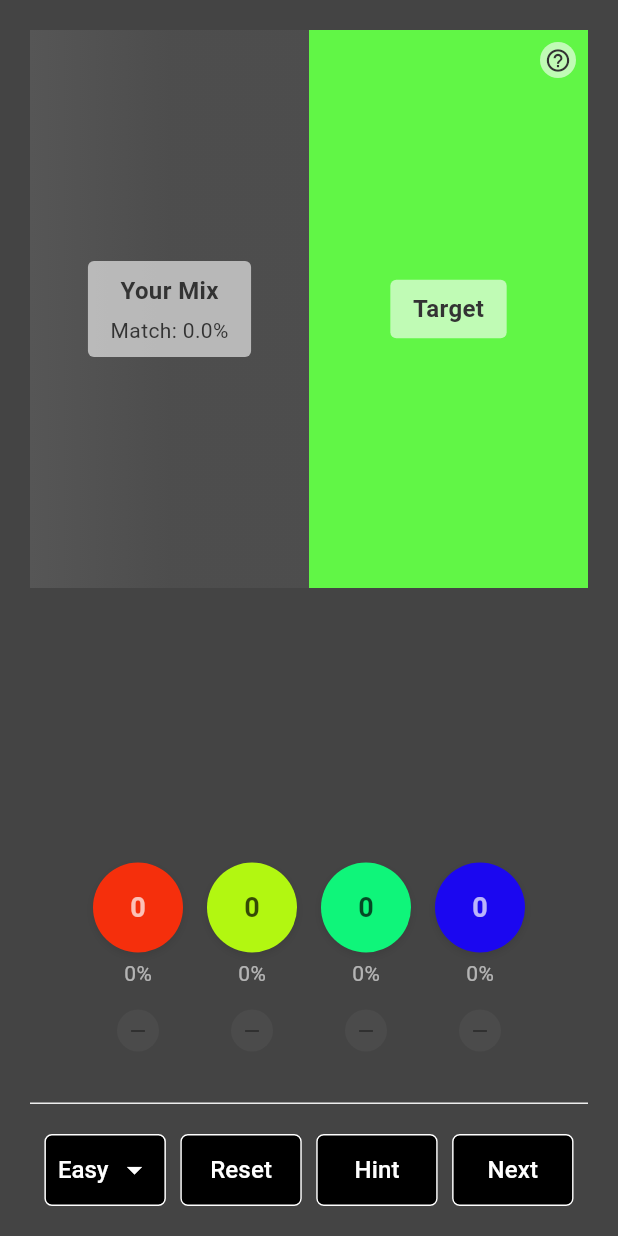
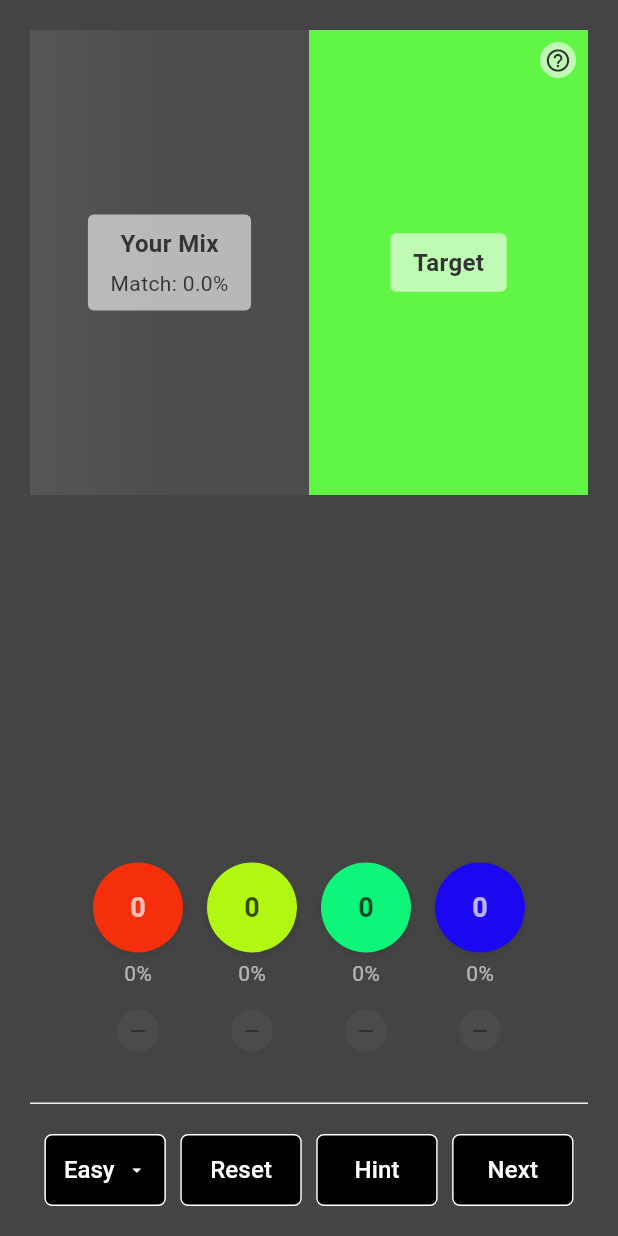
Before and after one commit to colormatchingdude/app, a Flutter app: the screen it shows after launch, on a phone screen of 412 x 824 dp. Run offline on Flutter 3.47's test engine with Material 3 defaults, Android fonts, the phone set to English and light mode, and no system bars; our stand-ins replace confetti.

Commit message:
fixed bottom button overflow

```diff
--- a/lib/widgets/color_display.dart
+++ b/lib/widgets/color_display.dart
@@ -2,7 +2,7 @@ import 'package:flutter/material.dart';
 import 'package:confetti/confetti.dart';
 import 'package:color_mixer_game/widgets/help_dialog.dart';
 
-const double globalAspectRatio = 0.5;
+const double globalAspectRatio = 0.6;
 
 class ColorDisplay extends StatefulWidget {
   final Color yourMixColor;
--- a/lib/widgets/game_controls.dart
+++ b/lib/widgets/game_controls.dart
@@ -72,7 +72,7 @@ class GameControls extends StatelessWidget {
         borderRadius: BorderRadius.circular(5.0),
       ),
       child: Padding(
-        padding: const EdgeInsets.symmetric(horizontal: 8.0),
+        padding: const EdgeInsets.symmetric(horizontal: 12.0),
         child: DropdownButtonHideUnderline(
           child: DropdownButton<DifficultyLevel>(
             value: currentDifficulty,
@@ -97,7 +97,7 @@ class GameControls extends StatelessWidget {
               Icons.arrow_drop_down,
               color: Colors.white,
             ),
-            iconSize: 24.0,
+            iconSize: 13.0,
             alignment: Alignment.center,
           ),
         ),
```
Also changed, not shown: 1 other file.
